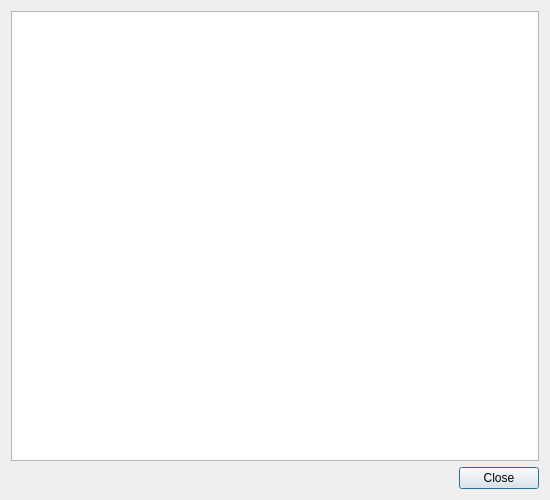
Above: src/ui/license.ui from baduhai/Koi before the change. Below: the same form after it.
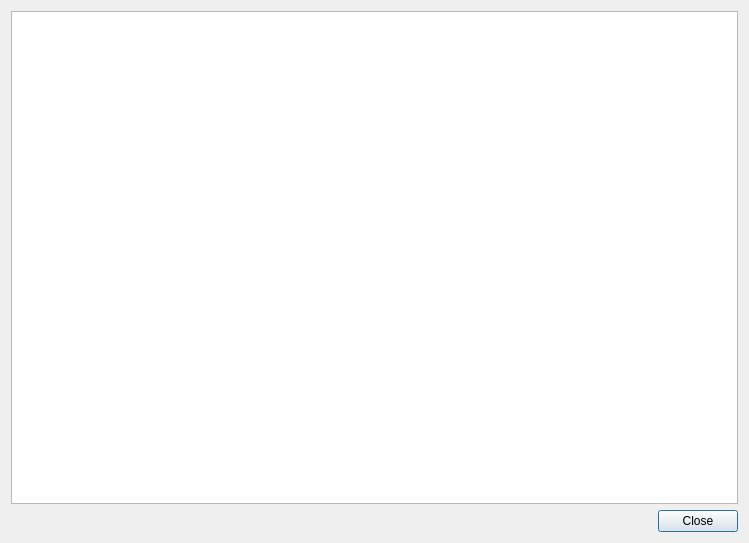
That is the form after the change. Icons and pictures are not drawn.

```diff
--- a/src/ui/license.ui
+++ b/src/ui/license.ui
@@ -6,8 +6,8 @@
    <rect>
     <x>0</x>
     <y>0</y>
-    <width>550</width>
-    <height>500</height>
+    <width>749</width>
+    <height>543</height>
    </rect>
   </property>
   <property name="windowTitle">
```
Left out of the diff: 7 changed lines with no effect on the pictures.
